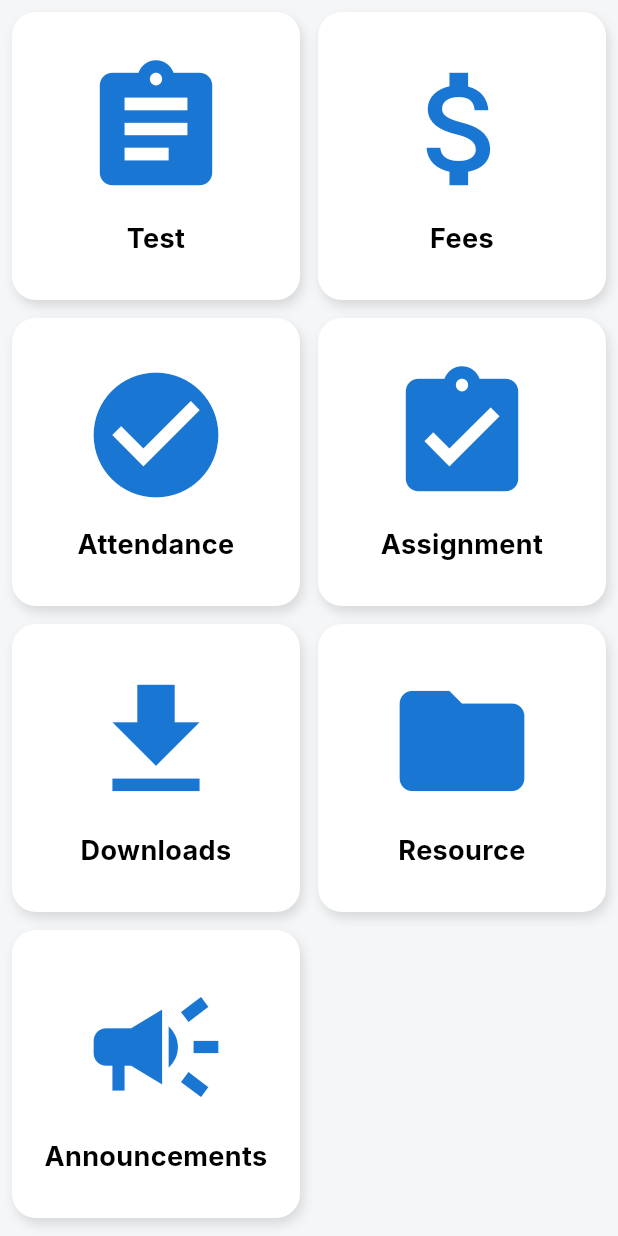
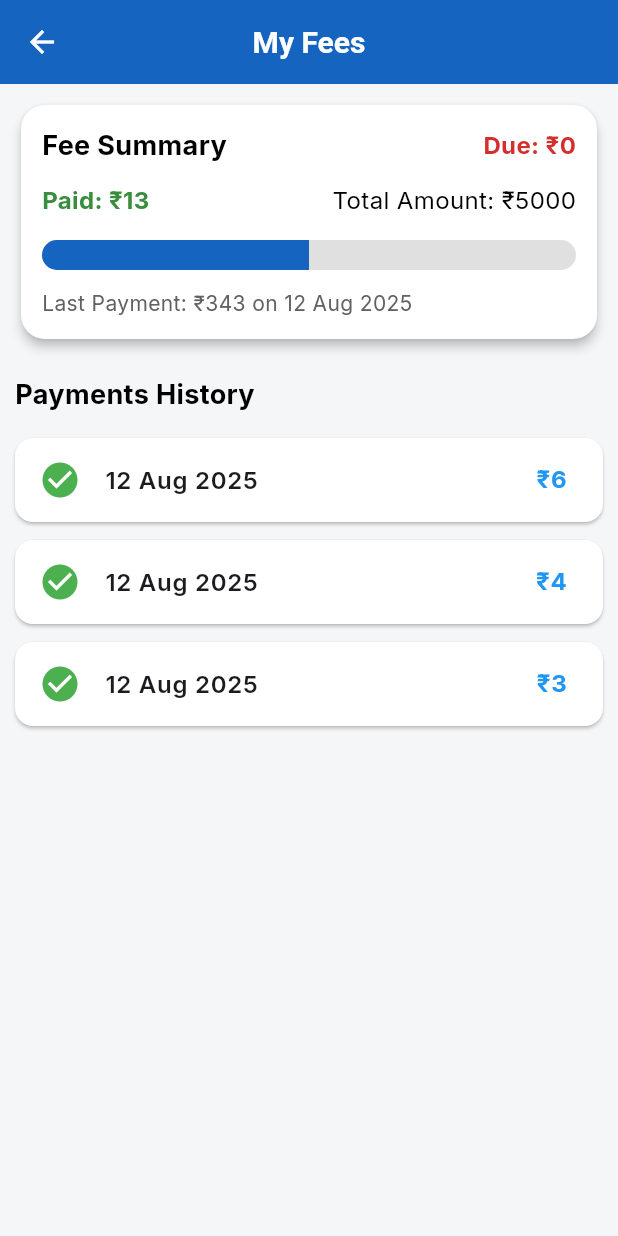
Before and after one commit to rajanish421/Wisdom-Waves-By-Nitin, a Flutter app: the StudentHomeScreen screen opened directly, after a tap on "Fees", on a phone screen of 412 x 824 dp. Run offline on Flutter 3.47's test engine with Material 3 defaults, Android fonts, the light colour scheme and no system bars; our stand-ins replace carousel_slider, curved_navigation_bar, firebase_auth, firebase_core, font_awesome_flutter, loading_indicator and 1 more; accounts and stored records are empty.

Commit message:
fee screen done

```diff
--- a/lib/comman/widgets/show_snack_bar.dart
+++ b/lib/comman/widgets/show_snack_bar.dart
@@ -1,6 +1,6 @@
 import 'package:flutter/material.dart';
 
 
-void showSnackBar({required String text , required BuildContext context}){
+void showCustomSnackBar({required String text , required BuildContext context}){
   ScaffoldMessenger.of(context).showSnackBar(SnackBar(content: Text(text)),);
 }
--- a/lib/features/comman/screens/about_us_screen.dart
+++ b/lib/features/comman/screens/about_us_screen.dart
@@ -13,9 +13,9 @@ class AboutUsScreen extends StatelessWidget {
     "assets/images/banner3.jpeg",
   ];
   final List<String> facultyList = [
-    "assets/images/banner1.jpeg",
-    "assets/images/banner2.jpeg",
-    "assets/images/banner3.jpeg",
+    "assets/images/teacher1.jpeg",
+    // "assets/images/banner2.jpeg",
+    // "assets/images/banner3.jpeg",
   ];
 
   @override
--- a/lib/features/students/auth/screens/login_screen.dart
+++ b/lib/features/students/auth/screens/login_screen.dart
@@ -1,7 +1,12 @@
 import 'package:flutter/material.dart';
 import 'package:wisdom_waves_by_nitin/Custom_Widget/button.dart';
+import 'package:wisdom_waves_by_nitin/comman/widgets/show_snack_bar.dart';
 import 'package:wisdom_waves_by_nitin/constant/app_colors.dart';
+import 'package:wisdom_waves_by_nitin/features/students/auth/services/auth_services.dart';
+import 'package:wisdom_waves_by_nitin/features/students/homescreen/screens/students_home_screen.dart';
 import 'package:wisdom_waves_by_nitin/features/students/students_bottom_nav_bar.dart';
+
+// import '../../../../comman/widgets/show_snack_bar.dart';
 
 class LoginScreen extends StatefulWidget {
   const LoginScreen({Key? key}) : super(key: key);
@@ -12,7 +17,17 @@ class LoginScreen extends StatefulWidget {
 
 class _LoginScreenState extends State<LoginScreen> {
   bool _obscureText = true;
+  TextEditingController emailController = TextEditingController();
+  TextEditingController passwordController = TextEditingController();
+  AuthServices authServices = AuthServices();
 
+  @override
+  void dispose() {
+    // TODO: implement dispose
+    super.dispose();
+    emailController.dispose();
+    passwordController.dispose();
+  }
 
   @override
   Widget build(BuildContext context) {
@@ -53,9 +68,10 @@ class _LoginScreenState extends State<LoginScreen> {
             const SizedBox(height: 32),
             // Username Field
             TextFormField(
+              controller: emailController,
               decoration: InputDecoration(
                 prefixIcon: const Icon(Icons.person),
-                hintText: "Username",
+                hintText: "UserId",
                 filled: true,
                 fillColor: Colors.white,
                 contentPadding: const EdgeInsets.symmetric(vertical: 16.0),
@@ -69,6 +85,7 @@ class _LoginScreenState extends State<LoginScreen> {
 
             // Password Field
             TextFormField(
+              controller: passwordController,
               obscureText: _obscureText,
               decoration: InputDecoration(
                 prefixIcon: const Icon(Icons.lock),
@@ -94,8 +111,12 @@ class _LoginScreenState extends State<LoginScreen> {
             ),
             const SizedBox(height: 28),
             // Login Button with Gradient
-            CustomButton(text: "Login", onPressed: (){
-              Navigator.push(context, MaterialPageRoute(builder: (context) => StudentsBottomNavBar(),));
+            CustomButton(text: "Login", onPressed: ()async{
+              // if(emailController.text.toString().trim().isEmpty && passwordController.text.toString().trim().isEmpty){
+              //   showCustomSnackBar(text: "Please enter data", context: context);
+              // }
+              // await authServices.login(emailController.text.toString(), passwordController.text.toString(), context);
+            Navigator.push(context, MaterialPageRoute(builder: (context) => StudentsBottomNavBar(),));
             },),
           ],
         ),
--- /dev/null
+++ b/lib/features/students/auth/services/auth_services.dart
@@ -0,0 +1,25 @@
+
+
+import 'package:firebase_auth/firebase_auth.dart';
+import 'package:flutter/material.dart';
+import 'package:wisdom_waves_by_nitin/comman/widgets/show_snack_bar.dart';
+
+import '../../students_bottom_nav_bar.dart';
+
+class AuthServices{
+    FirebaseAuth _firebaseAuth = FirebaseAuth.instance;
+  // login
+
+Future<void> login(String userId , String password,BuildContext context)async{
+  try{
+    UserCredential credential = await _firebaseAuth.signInWithEmailAndPassword(email: userId, password: password);
+    showCustomSnackBar(text: "Successfull", context: context);
+    Navigator.push(context, MaterialPageRoute(builder: (context) => StudentsBottomNavBar(),));
+  }on FirebaseAuthException catch(e){
+    print(e.toString());
+    showCustomSnackBar(text: e.toString(), context: context);
+      }
+}
+
+
+}
--- /dev/null
+++ b/lib/features/students/fee/screens/fee_screen.dart
@@ -0,0 +1,151 @@
+import 'package:flutter/material.dart';
+import 'package:wisdom_waves_by_nitin/constant/app_colors.dart';
+
+class FeeScreen extends StatefulWidget {
+  @override
+  State<FeeScreen> createState() => _FeeScreenState();
+}
+
+class _FeeScreenState extends State<FeeScreen> {
+   int paidAmount = 0;
+
+  final int dueAmount = 0;
+
+  final double progress = 0.5;
+ // 100% paid
+  final String lastPaymentAmount = "₹343";
+
+  final String lastPaymentDate = "12 Aug 2025";
+
+  final List<Map<String, dynamic>> payments = [
+    {"amount": 6, "date": "12 Aug 2025"},
+    {"amount": 4, "date": "12 Aug 2025"},
+    {"amount": 3, "date": "12 Aug 2025"},
+  ];
+
+  @override
+  void initState() {
+    // TODO: implement initState
+    super.initState();
+    calculatePaidAmount();
+  }
+
+  void calculatePaidAmount(){
+    for(var i in payments){
+          paidAmount += i["amount"] as int;
+    }
+  }
+
+
+  @override
+  Widget build(BuildContext context) {
+    return Scaffold(
+      backgroundColor: AppColors.backgroundColor,
+      appBar: AppBar(
+        title: Text("My Fees", style: TextStyle(fontWeight: FontWeight.bold)),
+        centerTitle: true,
+        backgroundColor: AppColors.appBarColor,
+        // foregroundColor: Colors.red,
+        elevation: 0,
+      ),
+      body: Padding(
+        padding: const EdgeInsets.all(10.0),
+        child: Column(
+          crossAxisAlignment: CrossAxisAlignment.start,
+          children: [
+            // Fee Summary Card
+            Card(
+              shape: RoundedRectangleBorder(
+                borderRadius: BorderRadius.circular(16),
+              ),
+              color: Colors.white,
+              elevation: 3,
+              child: Padding(
+                padding: const EdgeInsets.all(14.0),
+                child: Column(
+                  crossAxisAlignment: CrossAxisAlignment.start,
+                  children: [
+                    Row(
+                      mainAxisAlignment: MainAxisAlignment.spaceBetween,
+                      children: [
+                        Text("Fee Summary",
+                            style: TextStyle(
+                                fontSize: 18, fontWeight: FontWeight.bold,)),
+                        Text("Due: ₹$dueAmount",
+                            style: TextStyle(
+                                fontSize: 16, color: Colors.red[700],fontWeight: FontWeight.bold)),
+                      ],
+                    ),
+                    SizedBox(height: 12),
+                    Row(
+                      mainAxisAlignment: MainAxisAlignment.spaceBetween,
+                      children: [
+                        Text("Paid: ₹$paidAmount",
+                            style: TextStyle(
+                                fontSize: 16, color: Colors.green[700],fontWeight: FontWeight.bold)),
+                        Text("Total Amount: ₹5000",
+                            style: TextStyle(
+                                fontSize: 16)),
+                      ],
+                    ),
+                    SizedBox(height: 15),
+                    ClipRRect(
+                      borderRadius: BorderRadius.circular(10),
+                      child: LinearProgressIndicator(
+                        value: progress,
+                        minHeight: 20,
+                        backgroundColor: Colors.grey[300],
+                        color: AppColors.appBarColor,
+                      ),
+                    ),
+                    SizedBox(height: 12),
+                    Text(
+                      "Last Payment: $lastPaymentAmount on $lastPaymentDate",
+                      style: TextStyle(fontSize: 14, color: Colors.grey[700]),
+                    ),
+                  ],
+                ),
+              ),
+            ),
+            SizedBox(height: 20),
+
+            // Monthly Fee Details
+            Text("Payments History",
+                style: TextStyle(fontSize: 18, fontWeight: FontWeight.bold)),
+            SizedBox(height: 10),
+            Expanded(
+              child: ListView.builder(
+                itemCount: payments.length,
+                itemBuilder: (context, index) {
+                  final payment = payments[index];
+                  return Card(
+                    color: Colors.white,
+                    shape: RoundedRectangleBorder(
+                      borderRadius: BorderRadius.circular(12),
+                    ),
+                    margin: EdgeInsets.symmetric(vertical: 6),
+                    child: ListTile(
+                      leading: Icon(Icons.check_circle,
+                          color: Colors.green, size: 28),
+                      title: Text(
+                        "${payment['date']}",
+                        style: TextStyle(fontWeight: FontWeight.w600),
+                      ),
+                      trailing: Text(
+                        "₹${payment['amount']}",
+                        style: TextStyle(
+                            fontSize: 16,
+                            fontWeight: FontWeight.bold,
+                            color: Colors.blue),
+                      ),
+                    ),
+                  );
+                },
+              ),
+            )
+          ],
+        ),
+      ),
+    );
+  }
+}
--- a/lib/features/students/homescreen/screens/students_home_screen.dart
+++ b/lib/features/students/homescreen/screens/students_home_screen.dart
@@ -2,6 +2,8 @@ import 'package:flutter/material.dart';
 import 'package:wisdom_waves_by_nitin/constant/app_colors.dart';
 import 'package:wisdom_waves_by_nitin/features/students/homescreen/widgets/feature_card.dart';
 import 'package:wisdom_waves_by_nitin/features/students/test/screens/main_screen.dart';
+
+import '../../fee/screens/fee_screen.dart';
 
 class StudentHomeScreen extends StatelessWidget {
   const StudentHomeScreen({super.key});
@@ -41,7 +43,9 @@ class StudentHomeScreen extends StatelessWidget {
                     },
                   ),
                   GestureDetector(
-                    onTap: () {},
+                    onTap: () {
+                        Navigator.push(context, MaterialPageRoute(builder: (context) => FeeScreen(),));
+                    },
                     child: FeatureCard(icon: Icons.attach_money, title: "Fees"),
                   ),
                   GestureDetector(
--- a/lib/main.dart
+++ b/lib/main.dart
@@ -1,13 +1,21 @@
+import 'package:firebase_core/firebase_core.dart';
 import 'package:flutter/material.dart';
 import 'package:wisdom_waves_by_nitin/comman/widgets/bottom_nav_bar.dart';
 import 'package:wisdom_waves_by_nitin/constant/app_theme.dart';
 import 'package:wisdom_waves_by_nitin/features/publics/screens/home_screen.dart';
 import 'package:wisdom_waves_by_nitin/splace_screen.dart';
-void main() {
+
+import 'firebase_options.dart';
+void main()async {
+  WidgetsFlutterBinding.ensureInitialized();
+  await Firebase.initializeApp(
+    options: DefaultFirebaseOptions.currentPlatform,
+  );
   runApp(const MyApp());
 }
 
 class MyApp extends StatelessWidget {
+
   const MyApp({super.key});
 
   // This widget is the root of your application.
--- a/pubspec.yaml
+++ b/pubspec.yaml
@@ -46,6 +46,9 @@ dependencies:
   shared_preferences: ^2.5.3
   provider: ^6.1.5
   pie_chart: ^5.4.0
+  firebase_core: ^4.0.0
+  firebase_auth: ^6.0.0
+  intl: ^0.20.2
 
 dev_dependencies:
   flutter_test:
```
Also changed, not shown: assets/images/teacher1.jpeg (added), firebase.json (added), lib/firebase_options.dart (added), pubspec.lock, 6 other files.
